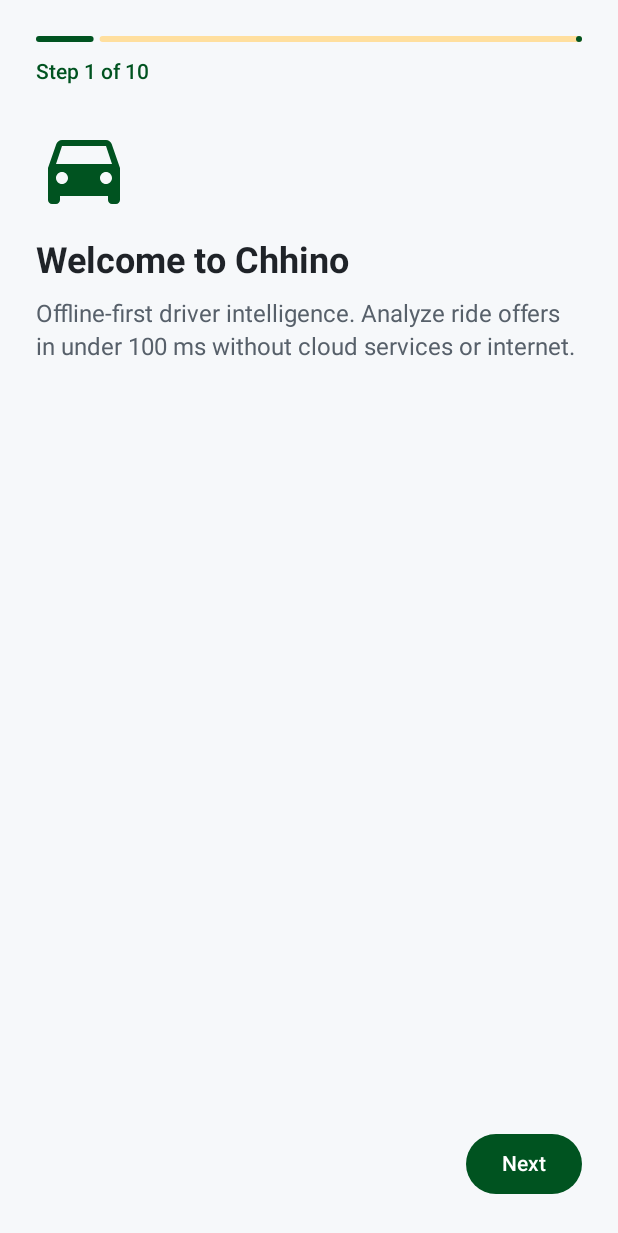
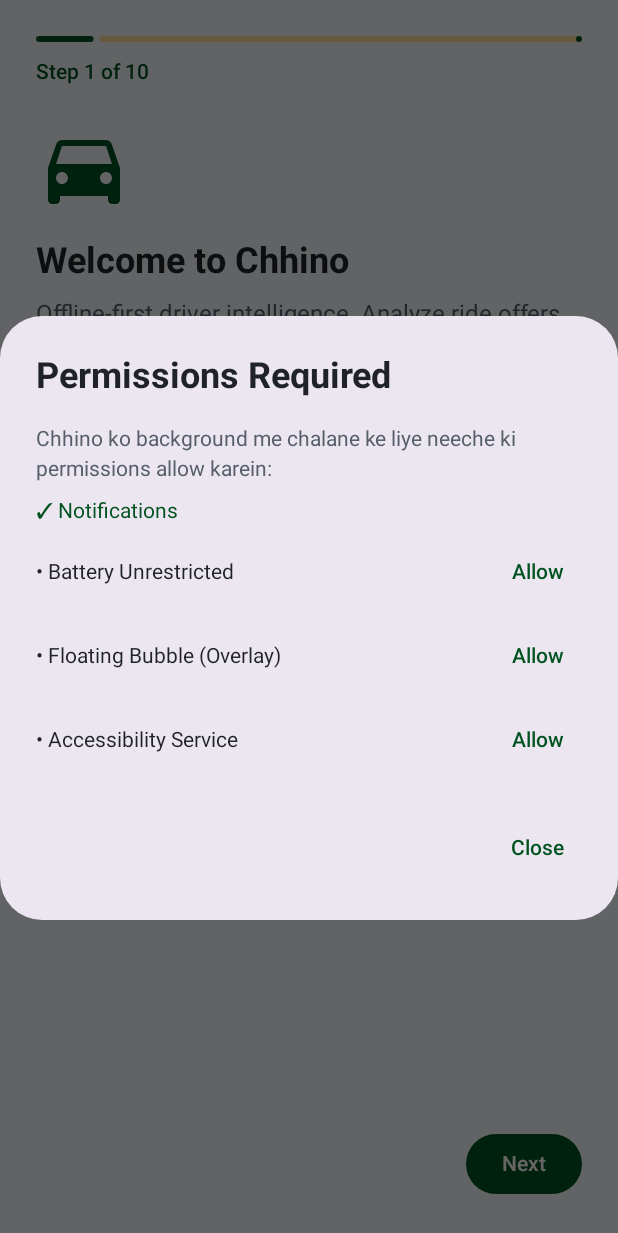
Before and after one commit to galaxy5160/Chhino, an Android app built with Jetpack Compose: the screen it shows after launch (MainActivity), on a phone screen of 412 x 824 dp. Shown: the top 1233 px of the screen. Run offline under Robolectric (Android 15) with nearby library versions, the phone set to English and light mode, and no system bars; our stand-ins replace Dagger/Hilt's generated code, Room's generated code.

Commit message:
Add automatic in-app permission popup with 1-tap Allow buttons

```diff
--- a/app/src/main/java/com/chhino/MainActivity.kt
+++ b/app/src/main/java/com/chhino/MainActivity.kt
@@ -1,15 +1,33 @@
 package com.chhino
 
+import android.Manifest
+import android.content.Context
+import android.content.Intent
+import android.content.pm.PackageManager
+import android.net.Uri
+import android.os.Build
 import android.os.Bundle
+import android.os.PowerManager
+import android.provider.Settings
 import androidx.activity.ComponentActivity
+import androidx.activity.compose.rememberLauncherForActivityResult
 import androidx.activity.compose.setContent
-import androidx.compose.foundation.layout.padding
+import androidx.activity.result.contract.ActivityResultContracts
+import androidx.compose.foundation.layout.*
 import androidx.compose.material.icons.Icons
 import androidx.compose.material.icons.filled.*
 import androidx.compose.material3.*
 import androidx.compose.runtime.*
+import androidx.compose.ui.Alignment
 import androidx.compose.ui.Modifier
+import androidx.compose.ui.platform.LocalContext
+import androidx.compose.ui.platform.LocalLifecycleOwner
+import androidx.compose.ui.text.font.FontWeight
+import androidx.compose.ui.unit.dp
+import androidx.core.content.ContextCompat
 import androidx.hilt.navigation.compose.hiltViewModel
+import androidx.lifecycle.Lifecycle
+import androidx.lifecycle.LifecycleEventObserver
 import androidx.navigation.compose.NavHost
 import androidx.navigation.compose.composable
 import androidx.navigation.compose.currentBackStackEntryAsState
@@ -46,6 +64,8 @@ fun ChhinoRoot(viewModel: ChhinoViewModel = hiltViewModel()) {
     val startDestination = if (settings.onboardingCompleted) NavRoutes.HOME else NavRoutes.ONBOARDING
     val backStackEntry by navController.currentBackStackEntryAsState()
     val currentRoute = backStackEntry?.destination?.route
+
+    PermissionAutoPopup()
 
     val bottomTabs = listOf(
         Triple(NavRoutes.HOME, "Home", Icons.Default.DirectionsCar),
@@ -154,3 +174,114 @@ fun ChhinoRoot(viewModel: ChhinoViewModel = hiltViewModel()) {
         }
     }
 }
+
+@Composable
+fun PermissionAutoPopup() {
+    val context = LocalContext.current
+    val lifecycleOwner = LocalLifecycleOwner.current
+    var tick by remember { mutableIntStateOf(0) }
+    var dismissed by remember { mutableStateOf(false) }
+
+    DisposableEffect(lifecycleOwner) {
+        val observer = LifecycleEventObserver { _, event ->
+            if (event == Lifecycle.Event.ON_RESUME) tick++
+        }
+        lifecycleOwner.lifecycle.addObserver(observer)
+        onDispose { lifecycleOwner.lifecycle.removeObserver(observer) }
+    }
+
+    val notifGranted = remember(tick) {
+        if (Build.VERSION.SDK_INT >= Build.VERSION_CODES.TIRAMISU) {
+            ContextCompat.checkSelfPermission(context, Manifest.permission.POST_NOTIFICATIONS) ==
+                PackageManager.PERMISSION_GRANTED
+        } else true
+    }
+
+    val overlayGranted = remember(tick) { Settings.canDrawOverlays(context) }
+
+    val batteryIgnored = remember(tick) {
+        val pm = context.getSystemService(Context.POWER_SERVICE) as PowerManager
+        pm.isIgnoringBatteryOptimizations(context.packageName)
+    }
+
+    val accessibilityEnabled = remember(tick) {
+        val enabled = Settings.Secure.getString(
+            context.contentResolver,
+            Settings.Secure.ENABLED_ACCESSIBILITY_SERVICES
+        ) ?: ""
+        enabled.contains(context.packageName)
+    }
+
+    val notifLauncher = rememberLauncherForActivityResult(
+        ActivityResultContracts.RequestPermission()
+    ) { tick++ }
+
+    // Trigger native runtime popup for notifications automatically on launch
+    LaunchedEffect(Unit) {
+        if (!notifGranted && Build.VERSION.SDK_INT >= Build.VERSION_CODES.TIRAMISU) {
+            notifLauncher.launch(Manifest.permission.POST_NOTIFICATIONS)
+        }
+    }
+
+    val allReady = notifGranted && overlayGranted && batteryIgnored && accessibilityEnabled
+    if (!allReady && !dismissed) {
+        AlertDialog(
+            onDismissRequest = { dismissed = true },
+            title = { Text("Permissions Required", fontWeight = FontWeight.Bold) },
+            text = {
+                Column(verticalArrangement = Arrangement.spacedBy(8.dp)) {
+                    Text("Chhino ko background me chalane ke liye neeche ki permissions allow karein:")
+                    PermissionRow("Notifications", notifGranted) {
+                        if (Build.VERSION.SDK_INT >= Build.VERSION_CODES.TIRAMISU) {
+                            notifLauncher.launch(Manifest.permission.POST_NOTIFICATIONS)
+                        }
+                    }
+                    PermissionRow("Battery Unrestricted", batteryIgnored) {
+                        context.startActivity(
+                            Intent(
+                                Settings.ACTION_REQUEST_IGNORE_BATTERY_OPTIMIZATIONS,
+                                Uri.parse("package:${context.packageName}")
+                            )
+                        )
+                    }
+                    PermissionRow("Floating Bubble (Overlay)", overlayGranted) {
+                        context.startActivity(
+                            Intent(
+                                Settings.ACTION_MANAGE_OVERLAY_PERMISSION,
+                                Uri.parse("package:${context.packageName}")
+                            )
+                        )
+                    }
+                    PermissionRow("Accessibility Service", accessibilityEnabled) {
+                        context.startActivity(Intent(Settings.ACTION_ACCESSIBILITY_SETTINGS))
+                    }
+                }
+            },
+            confirmButton = {
+                TextButton(onClick = { dismissed = true }) {
+                    Text("Close")
+                }
+            }
+        )
+    }
+}
+
+@Composable
+private fun PermissionRow(label: String, granted: Boolean, onGrant: () -> Unit) {
+    Row(
+        modifier = Modifier.fillMaxWidth(),
+        verticalAlignment = Alignment.CenterVertically,
+        horizontalArrangement = Arrangement.SpaceBetween
+    ) {
+        Text(
+            text = if (granted) "✓ $label" else "• $label",
+            style = MaterialTheme.typography.bodyMedium,
+            color = if (granted) MaterialTheme.colorScheme.primary else MaterialTheme.colorScheme.onSurface
+        )
+        if (!granted) {
+            TextButton(onClick = onGrant) {
+                Text("Allow")
+            }
+        }
+    }
+}
```
